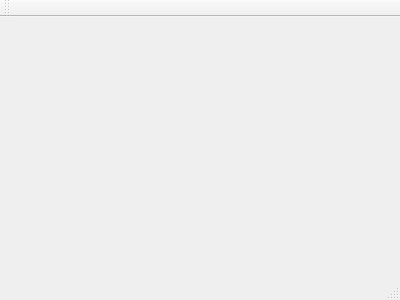
Old version of the form mainwindow.ui in the repository shadowlamer/qtshowmaker.
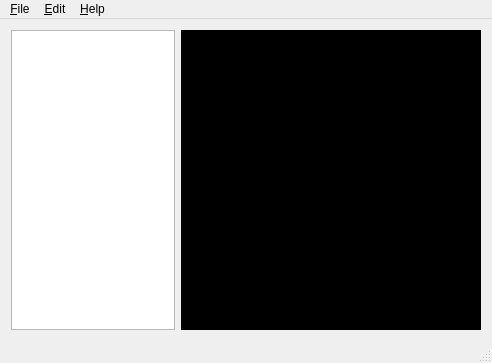
New version of the form.

Commit message: Removing images

What changed in the file:
```diff
--- a/mainwindow.ui
+++ b/mainwindow.ui
@@ -1,24 +1,603 @@
 <ui version="4.0">
  <class>MainWindow</class>
- <widget class="QMainWindow" name="MainWindow" >
-  <property name="geometry" >
+ <widget class="QMainWindow" name="MainWindow">
+  <property name="geometry">
    <rect>
     <x>0</x>
     <y>0</y>
-    <width>400</width>
-    <height>300</height>
+    <width>492</width>
+    <height>361</height>
    </rect>
   </property>
-  <property name="windowTitle" >
-   <string>MainWindow</string>
+  <property name="sizePolicy">
+   <sizepolicy hsizetype="Preferred" vsizetype="Preferred">
+    <horstretch>0</horstretch>
+    <verstretch>0</verstretch>
+   </sizepolicy>
   </property>
-  <widget class="QMenuBar" name="menuBar" />
-  <widget class="QToolBar" name="mainToolBar" />
-  <widget class="QWidget" name="centralWidget" />
-  <widget class="QStatusBar" name="statusBar" />
+  <property name="windowTitle">
+   <string>Showmaker</string>
+  </property>
+  <property name="dockNestingEnabled">
+   <bool>false</bool>
+  </property>
+  <widget class="QWidget" name="centralWidget">
+   <layout class="QHBoxLayout" name="horizontalLayout">
+    <item>
+     <widget class="QListWidget" name="listWidget"/>
+    </item>
+    <item>
+     <widget class="QLabel" name="label">
+      <property name="minimumSize">
+       <size>
+        <width>300</width>
+        <height>300</height>
+       </size>
+      </property>
+      <property name="baseSize">
+       <size>
+        <width>300</width>
+        <height>300</height>
+       </size>
+      </property>
+      <property name="palette">
+       <palette>
+        <active>
+         <colorrole role="WindowText">
+          <brush brushstyle="SolidPattern">
+           <color alpha="255">
+            <red>255</red>
+            <green>255</green>
+            <blue>255</blue>
+           </color>
+          </brush>
+         </colorrole>
+         <colorrole role="Button">
+          <brush brushstyle="SolidPattern">
+           <color alpha="255">
+            <red>0</red>
+            <green>0</green>
+            <blue>0</blue>
+           </color>
+          </brush>
+         </colorrole>
+         <colorrole role="Light">
+          <brush brushstyle="SolidPattern">
+           <color alpha="255">
+            <red>0</red>
+            <green>0</green>
+            <blue>0</blue>
+           </color>
+          </brush>
+         </colorrole>
+         <colorrole role="Midlight">
+          <brush brushstyle="SolidPattern">
+           <color alpha="255">
+            <red>0</red>
+            <green>0</green>
+            <blue>0</blue>
+           </color>
+          </brush>
+         </colorrole>
+         <colorrole role="Dark">
+          <brush brushstyle="SolidPattern">
+           <color alpha="255">
+            <red>0</red>
+            <green>0</green>
+            <blue>0</blue>
+           </color>
+          </brush>
+         </colorrole>
+         <colorrole role="Mid">
+          <brush brushstyle="SolidPattern">
+           <color alpha="255">
+            <red>0</red>
+            <green>0</green>
+            <blue>0</blue>
+           </color>
+          </brush>
+         </colorrole>
+         <colorrole role="Text">
+          <brush brushstyle="SolidPattern">
+           <color alpha="255">
+            <red>255</red>
+            <green>255</green>
+            <blue>255</blue>
+           </color>
+          </brush>
+         </colorrole>
+         <colorrole role="BrightText">
+          <brush brushstyle="SolidPattern">
+           <color alpha="255">
+            <red>255</red>
+            <green>255</green>
+            <blue>255</blue>
+           </color>
+          </brush>
+         </colorrole>
+         <colorrole role="ButtonText">
+          <brush brushstyle="SolidPattern">
+           <color alpha="255">
+            <red>255</red>
+            <green>255</green>
+            <blue>255</blue>
+           </color>
+          </brush>
+         </colorrole>
+         <colorrole role="Base">
+          <brush brushstyle="SolidPattern">
+           <color alpha="255">
+            <red>0</red>
+            <green>0</green>
+            <blue>0</blue>
+           </color>
+          </brush>
+         </colorrole>
+         <colorrole role="Window">
+          <brush brushstyle="SolidPattern">
+           <color alpha="255">
+            <red>0</red>
+            <green>0</green>
+            <blue>0</blue>
+           </color>
+          </brush>
+         </colorrole>
+         <colorrole role="Shadow">
+          <brush brushstyle="SolidPattern">
+           <color alpha="255">
+            <red>0</red>
+            <green>0</green>
+            <blue>0</blue>
+           </color>
+          </brush>
+         </colorrole>
+         <colorrole role="AlternateBase">
+          <brush brushstyle="SolidPattern">
+           <color alpha="255">
+            <red>0</red>
+            <green>0</green>
+            <blue>0</blue>
+           </color>
+          </brush>
+         </colorrole>
+         <colorrole role="ToolTipBase">
+          <brush brushstyle="SolidPattern">
+           <color alpha="255">
+            <red>255</red>
+            <green>255</green>
+            <blue>220</blue>
+           </color>
+          </brush>
+         </colorrole>
+         <colorrole role="ToolTipText">
+          <brush brushstyle="SolidPattern">
+           <color alpha="255">
+            <red>0</red>
+            <green>0</green>
+            <blue>0</blue>
+           </color>
+          </brush>
+         </colorrole>
+         <colorrole role="PlaceholderText">
+          <brush brushstyle="SolidPattern">
+           <color alpha="128">
+            <red>255</red>
+            <green>255</green>
+            <blue>255</blue>
+           </color>
+          </brush>
+         </colorrole>
+        </active>
+        <inactive>
+         <colorrole role="WindowText">
+          <brush brushstyle="SolidPattern">
+           <color alpha="255">
+            <red>255</red>
+            <green>255</green>
+            <blue>255</blue>
+           </color>
+          </brush>
+         </colorrole>
+         <colorrole role="Button">
+          <brush brushstyle="SolidPattern">
+           <color alpha="255">
+            <red>0</red>
+            <green>0</green>
+            <blue>0</blue>
+           </color>
+          </brush>
+         </colorrole>
+         <colorrole role="Light">
+          <brush brushstyle="SolidPattern">
+           <color alpha="255">
+            <red>0</red>
+            <green>0</green>
+            <blue>0</blue>
+           </color>
+          </brush>
+         </colorrole>
+         <colorrole role="Midlight">
+          <brush brushstyle="SolidPattern">
+           <color alpha="255">
+            <red>0</red>
+            <green>0</green>
+            <blue>0</blue>
+           </color>
+          </brush>
+         </colorrole>
+         <colorrole role="Dark">
+          <brush brushstyle="SolidPattern">
+           <color alpha="255">
+            <red>0</red>
+            <green>0</green>
+            <blue>0</blue>
+           </color>
+          </brush>
+         </colorrole>
+         <colorrole role="Mid">
+          <brush brushstyle="SolidPattern">
+           <color alpha="255">
+            <red>0</red>
+            <green>0</green>
+            <blue>0</blue>
+           </color>
+          </brush>
+         </colorrole>
+         <colorrole role="Text">
+          <brush brushstyle="SolidPattern">
+           <color alpha="255">
+            <red>255</red>
+            <green>255</green>
+            <blue>255</blue>
+           </color>
+          </brush>
+         </colorrole>
+         <colorrole role="BrightText">
+          <brush brushstyle="SolidPattern">
+           <color alpha="255">
+            <red>255</red>
+            <green>255</green>
+            <blue>255</blue>
+           </color>
+          </brush>
+         </colorrole>
+         <colorrole role="ButtonText">
+          <brush brushstyle="SolidPattern">
+           <color alpha="255">
+            <red>255</red>
+            <green>255</green>
+            <blue>255</blue>
+           </color>
+          </brush>
+         </colorrole>
+         <colorrole role="Base">
+          <brush brushstyle="SolidPattern">
+           <color alpha="255">
+            <red>0</red>
+            <green>0</green>
+            <blue>0</blue>
+           </color>
+          </brush>
+         </colorrole>
+         <colorrole role="Window">
+          <brush brushstyle="SolidPattern">
+           <color alpha="255">
+            <red>0</red>
+            <green>0</green>
+            <blue>0</blue>
+           </color>
+          </brush>
+         </colorrole>
+         <colorrole role="Shadow">
+          <brush brushstyle="SolidPattern">
+           <color alpha="255">
+            <red>0</red>
+            <green>0</green>
+            <blue>0</blue>
+           </color>
+          </brush>
+         </colorrole>
+         <colorrole role="AlternateBase">
+          <brush brushstyle="SolidPattern">
+           <color alpha="255">
+            <red>0</red>
+            <green>0</green>
+            <blue>0</blue>
+           </color>
+          </brush>
+         </colorrole>
+         <colorrole role="ToolTipBase">
+          <brush brushstyle="SolidPattern">
+           <color alpha="255">
+            <red>255</red>
+            <green>255</green>
+            <blue>220</blue>
+           </color>
+          </brush>
+         </colorrole>
+         <colorrole role="ToolTipText">
+          <brush brushstyle="SolidPattern">
+           <color alpha="255">
+            <red>0</red>
+            <green>0</green>
+            <blue>0</blue>
+           </color>
+          </brush>
+         </colorrole>
+         <colorrole role="PlaceholderText">
+          <brush brushstyle="SolidPattern">
+           <color alpha="128">
+            <red>255</red>
+            <green>255</green>
+            <blue>255</blue>
+           </color>
+          </brush>
+         </colorrole>
+        </inactive>
+        <disabled>
+         <colorrole role="WindowText">
+          <brush brushstyle="SolidPattern">
+           <color alpha="255">
+            <red>0</red>
+            <green>0</green>
+            <blue>0</blue>
+           </color>
+          </brush>
+         </colorrole>
+         <colorrole role="Button">
+          <brush brushstyle="SolidPattern">
+           <color alpha="255">
+            <red>0</red>
+            <green>0</green>
+            <blue>0</blue>
+           </color>
+          </brush>
+         </colorrole>
+         <colorrole role="Light">
+          <brush brushstyle="SolidPattern">
+           <color alpha="255">
+            <red>0</red>
+            <green>0</green>
+            <blue>0</blue>
+           </color>
+          </brush>
+         </colorrole>
+         <colorrole role="Midlight">
+          <brush brushstyle="SolidPattern">
+           <color alpha="255">
+            <red>0</red>
+            <green>0</green>
+            <blue>0</blue>
+           </color>
+          </brush>
+         </colorrole>
+         <colorrole role="Dark">
+          <brush brushstyle="SolidPattern">
+           <color alpha="255">
+            <red>0</red>
+            <green>0</green>
+            <blue>0</blue>
+           </color>
+          </brush>
+         </colorrole>
+         <colorrole role="Mid">
+          <brush brushstyle="SolidPattern">
+           <color alpha="255">
+            <red>0</red>
+            <green>0</green>
+            <blue>0</blue>
+           </color>
+          </brush>
+         </colorrole>
+         <colorrole role="Text">
+          <brush brushstyle="SolidPattern">
+           <color alpha="255">
+            <red>0</red>
+            <green>0</green>
+            <blue>0</blue>
+           </color>
+          </brush>
+         </colorrole>
+         <colorrole role="BrightText">
+          <brush brushstyle="SolidPattern">
+           <color alpha="255">
+            <red>255</red>
+            <green>255</green>
+            <blue>255</blue>
+           </color>
+          </brush>
+         </colorrole>
+         <colorrole role="ButtonText">
+          <brush brushstyle="SolidPattern">
+           <color alpha="255">
+            <red>0</red>
+            <green>0</green>
+            <blue>0</blue>
+           </color>
+          </brush>
+         </colorrole>
+         <colorrole role="Base">
+          <brush brushstyle="SolidPattern">
+           <color alpha="255">
+            <red>0</red>
+            <green>0</green>
+            <blue>0</blue>
+           </color>
+          </brush>
+         </colorrole>
+         <colorrole role="Window">
+          <brush brushstyle="SolidPattern">
+           <color alpha="255">
+            <red>0</red>
+            <green>0</green>
+            <blue>0</blue>
+           </color>
+          </brush>
+         </colorrole>
+         <colorrole role="Shadow">
+          <brush brushstyle="SolidPattern">
+           <color alpha="255">
+            <red>0</red>
+            <green>0</green>
+            <blue>0</blue>
+           </color>
+          </brush>
+         </colorrole>
+         <colorrole role="AlternateBase">
+          <brush brushstyle="SolidPattern">
+           <color alpha="255">
+            <red>0</red>
+            <green>0</green>
+            <blue>0</blue>
+           </color>
+          </brush>
+         </colorrole>
+         <colorrole role="ToolTipBase">
+          <brush brushstyle="SolidPattern">
+           <color alpha="255">
+            <red>255</red>
+            <green>255</green>
+            <blue>220</blue>
+           </color>
+          </brush>
+         </colorrole>
+         <colorrole role="ToolTipText">
+          <brush brushstyle="SolidPattern">
+           <color alpha="255">
+            <red>0</red>
+            <green>0</green>
+            <blue>0</blue>
+           </color>
+          </brush>
+         </colorrole>
+         <colorrole role="PlaceholderText">
+          <brush brushstyle="SolidPattern">
+           <color alpha="128">
+            <red>255</red>
+            <green>255</green>
+            <blue>255</blue>
+           </color>
+          </brush>
+         </colorrole>
+        </disabled>
+       </palette>
+      </property>
+      <property name="autoFillBackground">
+       <bool>true</bool>
+      </property>
+      <property name="text">
+       <string/>
+      </property>
+     </widget>
+    </item>
+   </layout>
+  </widget>
+  <widget class="QMenuBar" name="menuBar">
+   <property name="geometry">
+    <rect>
+     <x>0</x>
+     <y>0</y>
+     <width>492</width>
+     <height>21</height>
+    </rect>
+   </property>
+   <widget class="QMenu" name="menu_File">
+    <property name="title">
+     <string>&amp;File</string>
+    </property>
+    <addaction name="action_New_project"/>
+    <addaction name="action_Save"/>
+    <addaction name="action_Open"/>
+    <addaction name="action_Load_to_device"/>
+    <addaction name="actionEx_port_to_file"/>
+   </widget>
+   <widget class="QMenu" name="menu_Edit">
+    <property name="title">
+     <string>&amp;Edit</string>
+    </property>
+    <addaction name="action_Add_image"/>
+    <addaction name="action_Remove_image"/>
+    <addaction name="actionMove_image_Up"/>
+    <addaction name="actionMove_image_Down"/>
+   </widget>
+   <widget class="QMenu" name="menu_Help">
+    <property name="title">
+     <string>&amp;Help</string>
+    </property>
+    <addaction name="actionA_bout"/>
+   </widget>
+   <addaction name="menu_File"/>
+   <addaction name="menu_Edit"/>
+   <addaction name="menu_Help"/>
+  </widget>
+  <widget class="QStatusBar" name="statusBar"/>
+  <action name="action_Add_image">
+   <property name="text">
+    <string>&amp;Add image...</string>
+   </property>
+   <property name="shortcut">
+    <string>Alt+A</string>
+   </property>
+  </action>
+  <action name="action_Remove_image">
+   <property name="text">
+    <string>&amp;Remove image</string>
+   </property>
+   <property name="shortcut">
+    <string>Alt+R</string>
+   </property>
+  </action>
+  <action name="actionMove_image_Up">
+   <property name="text">
+    <string>Move image &amp;Up</string>
+   </property>
+   <property name="shortcut">
+    <string>Alt+U</string>
+   </property>
+  </action>
+  <action name="actionMove_image_Down">
+   <property name="text">
+    <string>Move image &amp;Down</string>
+   </property>
+   <property name="shortcut">
+    <string>Alt+D</string>
+   </property>
+  </action>
+  <action name="action_New_project">
+   <property name="text">
+    <string>&amp;New project</string>
+   </property>
+  </action>
+  <action name="action_Save">
+   <property name="text">
+    <string>&amp;Save...</string>
+   </property>
+  </action>
+  <action name="action_Open">
+   <property name="text">
+    <string>&amp;Open...</string>
+   </property>
+  </action>
+  <action name="action_Load_to_device">
+   <property name="enabled">
+    <bool>false</bool>
+   </property>
+   <property name="text">
+    <string>&amp;Load to device</string>
+   </property>
+  </action>
+  <action name="actionEx_port_to_file">
+   <property name="text">
+    <string>Ex&amp;port to file...</string>
+   </property>
+  </action>
+  <action name="actionA_bout">
+   <property name="text">
+    <string>A&amp;bout...</string>
+   </property>
+  </action>
  </widget>
- <layoutDefault spacing="6" margin="11" />
- <pixmapfunction></pixmapfunction>
+ <layoutdefault spacing="6" margin="11"/>
  <resources/>
  <connections/>
 </ui>
```
Left out of the diff: 124 changed lines with no effect on the pictures. The commit also changes 2 other files.
